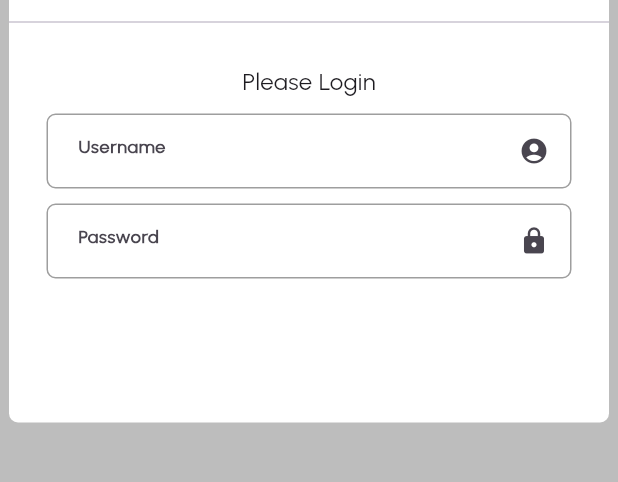
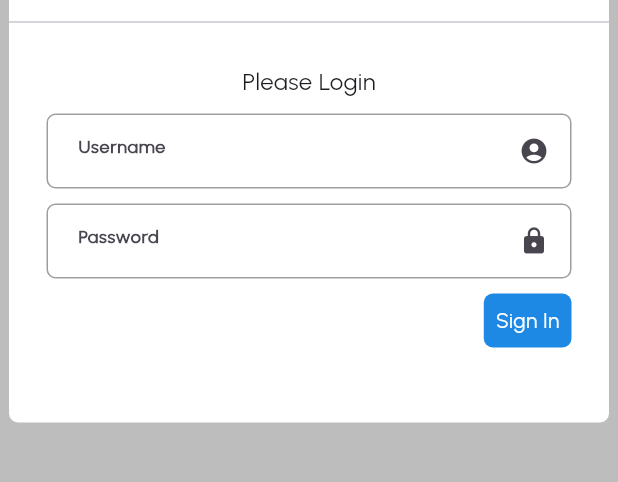
Before and after one commit to kofiwk/SusuCRM, a Flutter app: the MyDesktopBody screen opened directly, on a phone screen of 412 x 824 dp, the part 458-940 px from its top. Run offline on Flutter 3.47's test engine with Material 3 defaults, Android fonts, the phone set to English and light mode, and no system bars; our stand-ins replace firebase_auth; accounts and stored records are empty.

Commit message:
Update desktop_body.dart

```diff
--- a/lib/responsive/desktop_body.dart
+++ b/lib/responsive/desktop_body.dart
@@ -1,7 +1,32 @@
+import 'package:firebase_auth/firebase_auth.dart';
 import 'package:flutter/material.dart';
 
-class MyDesktopBody extends StatelessWidget {
-  const MyDesktopBody({super.key});
+class MyDesktopBody extends StatefulWidget {
+  MyDesktopBody({super.key});
+
+  @override
+  State<MyDesktopBody> createState() => _MyDesktopBodyState();
+}
+
+class _MyDesktopBodyState extends State<MyDesktopBody> {
+  // Text Editing Controller
+  final emailController = TextEditingController();
+  final passwordController = TextEditingController();
+
+  // Sign User In Method
+  void signUserIn() async {
+    showDialog(
+        context: context,
+        builder: (context) {
+          return const Center(
+            child: CircularProgressIndicator(),
+          );
+        });
+    await FirebaseAuth.instance.signInWithEmailAndPassword(
+      email: emailController.text,
+      password: passwordController.text,
+    );
+  }
 
   @override
   Widget build(BuildContext context) {
@@ -15,71 +40,52 @@ class MyDesktopBody extends StatelessWidget {
             decoration: BoxDecoration(
                 color: Colors.white,
                 borderRadius: BorderRadius.circular(6),
-              border: Border(
-                top: BorderSide(
-                  color: Colors.blue,
-                  width: 5
-                )
-              )
-            ),
+                border: const Border(
+                    top: BorderSide(color: Colors.blue, width: 5))),
             child: Column(
               children: [
                 Container(
                   width: 400,
                   height: 70,
-                  child: Center(
-                    child: Text.rich(
-                      TextSpan(
-                        children: [
+                  child: const Center(
+                    child: Text.rich(TextSpan(children: [
                       TextSpan(
                           text: 'Susu',
-                            style: TextStyle(
-                              fontSize: 40,
-                              fontFamily: 'Urbanist'
-                            )
-                          ),
+                          style:
+                              TextStyle(fontSize: 40, fontFamily: 'Urbanist')),
                       TextSpan(
                           text: 'CRM',
                           style: TextStyle(
                             fontSize: 40,
                             fontFamily: 'Urbanist',
                             fontWeight: FontWeight.bold,
-                            )
-                          )
-                        ]
-                      )
+                          ))
+                    ])),
                   ),
                 ),
-                ),
-                Divider(
-                  thickness: 1
-                ),
+                const Divider(thickness: 1),
 
-                SizedBox(height: 20),
+                const SizedBox(height: 20),
 
-                Text(
+                const Text(
                   'Please Login',
                   style: TextStyle(
                       fontSize: 16,
                       fontWeight: FontWeight.w100,
-                    fontFamily: 'Urbanist'
-                  ),
+                      fontFamily: 'Urbanist'),
                 ),
 
                 // Username Textfield
-                SizedBox(height: 10),
+                const SizedBox(height: 10),
 
                 Padding(
                   padding: const EdgeInsets.symmetric(horizontal: 25.0),
                   child: Container(
                     decoration: BoxDecoration(
                         borderRadius: BorderRadius.circular(6),
-                      border: Border.all(
-                        color: Colors.grey
-                      )
-                    ),
-                    child: Padding(
-                      padding: const EdgeInsets.only(left: 20.0),
+                        border: Border.all(color: Colors.grey)),
+                    child: const Padding(
+                      padding: EdgeInsets.only(left: 20.0),
                       child: TextField(
                         decoration: InputDecoration(
                             border: InputBorder.none,
@@ -92,8 +98,7 @@ class MyDesktopBody extends StatelessWidget {
                             suffixIcon: Icon(
                               Icons.account_circle_rounded,
                               size: 20,
-                            )
-                        ),
+                            )),
                       ),
                     ),
                   ),
@@ -106,12 +111,9 @@ class MyDesktopBody extends StatelessWidget {
                   child: Container(
                     decoration: BoxDecoration(
                         borderRadius: BorderRadius.circular(6),
-                      border: Border.all(
-                        color: Colors.grey
-                      )
-                    ),
-                    child: Padding(
-                      padding: const EdgeInsets.only(left: 20.0),
+                        border: Border.all(color: Colors.grey)),
+                    child: const Padding(
+                      padding: EdgeInsets.only(left: 20.0),
                       child: TextField(
                         decoration: InputDecoration(
                             border: InputBorder.none,
@@ -124,10 +126,49 @@ class MyDesktopBody extends StatelessWidget {
                             suffixIcon: Icon(
                               Icons.lock_rounded,
                               size: 20,
-                            )
+                            )),
                       ),
                     ),
                   ),
+                ),
+
+                // Remember Me & Sign In buttons
+                const SizedBox(height: 10),
+
+                Padding(
+                  padding: const EdgeInsets.symmetric(horizontal: 25.0),
+                  child: Column(
+                    children: [
+                      Row(
+                        mainAxisAlignment: MainAxisAlignment.end,
+                        children: [
+                          Row(
+                            children: [
+                              GestureDetector(
+                                onTap: () {
+                                  signUserIn();
+                                },
+                                child: Container(
+                                  padding: const EdgeInsets.all(8),
+                                  decoration: BoxDecoration(
+                                      borderRadius: BorderRadius.circular(6),
+                                      color: Colors.blue[600]),
+                                  child: const Center(
+                                    child: Text(
+                                      'Sign In',
+                                      style: TextStyle(
+                                        color: Colors.white,
+                                        fontFamily: 'Urbanist',
+                                      ),
+                                    ),
+                                  ),
+                                ),
+                              )
+                            ],
+                          ),
+                        ],
+                      ),
+                    ],
                   ),
                 ),
               ],
```
Lines whose indentation alone changed are shown as unchanged.
